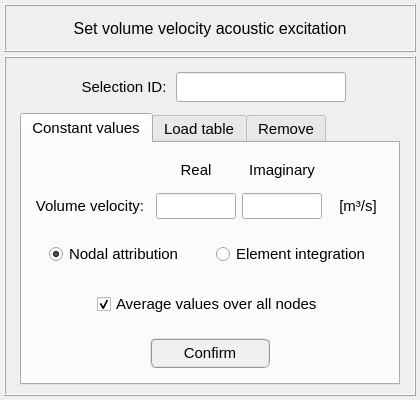
The window that data/ui_files/model/acoustic/volume_velocity_input.ui (MOPT-UFSC/VIBRA) describes before a commit, drawn with Qt 5.
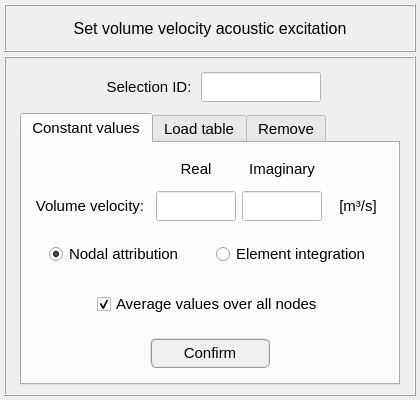
The same window after the commit.

```diff
--- a/data/ui_files/model/acoustic/volume_velocity_input.ui
+++ b/data/ui_files/model/acoustic/volume_velocity_input.ui
@@ -214,13 +214,13 @@
           <widget class="QLineEdit" name="lineEdit_selection_id">
            <property name="minimumSize">
             <size>
-             <width>170</width>
+             <width>120</width>
              <height>30</height>
             </size>
            </property>
            <property name="maximumSize">
             <size>
-             <width>170</width>
+             <width>120</width>
              <height>30</height>
             </size>
            </property>
@@ -237,7 +237,8 @@
             <enum>Qt::ClickFocus</enum>
            </property>
            <property name="styleSheet">
-            <string notr="true"/>
+            <string notr="true">color: rgb(0, 0, 255);
+background-color: rgb(255, 255, 255);</string>
            </property>
            <property name="alignment">
             <set>Qt::AlignCenter</set>
@@ -420,13 +421,13 @@
                <property name="minimumSize">
                 <size>
                  <width>80</width>
-                 <height>26</height>
+                 <height>30</height>
                 </size>
                </property>
                <property name="maximumSize">
                 <size>
                  <width>80</width>
-                 <height>26</height>
+                 <height>30</height>
                 </size>
                </property>
                <property name="font">
@@ -439,7 +440,8 @@
                 </font>
                </property>
                <property name="styleSheet">
-                <string notr="true"/>
+                <string notr="true">color: rgb(0, 0, 255);
+background-color: rgb(255, 255, 255);</string>
                </property>
                <property name="alignment">
                 <set>Qt::AlignCenter</set>
@@ -513,13 +515,13 @@
                <property name="minimumSize">
                 <size>
                  <width>120</width>
-                 <height>26</height>
+                 <height>30</height>
                 </size>
                </property>
                <property name="maximumSize">
                 <size>
                  <width>120</width>
-                 <height>26</height>
+                 <height>30</height>
                 </size>
                </property>
                <property name="font">
@@ -544,13 +546,13 @@
                <property name="minimumSize">
                 <size>
                  <width>80</width>
-                 <height>26</height>
+                 <height>30</height>
                 </size>
                </property>
                <property name="maximumSize">
                 <size>
                  <width>80</width>
-                 <height>26</height>
+                 <height>30</height>
                 </size>
                </property>
                <property name="font">
@@ -563,7 +565,8 @@
                 </font>
                </property>
                <property name="styleSheet">
-                <string notr="true"/>
+                <string notr="true">color: rgb(0, 0, 255);
+background-color: rgb(255, 255, 255);</string>
                </property>
                <property name="alignment">
                 <set>Qt::AlignCenter</set>
@@ -575,13 +578,13 @@
                <property name="minimumSize">
                 <size>
                  <width>60</width>
-                 <height>26</height>
+                 <height>30</height>
                 </size>
                </property>
                <property name="maximumSize">
                 <size>
                  <width>60</width>
-                 <height>26</height>
+                 <height>30</height>
                 </size>
                </property>
                <property name="font">
```
Left out of the diff: 4 changed lines with no effect on the pictures.
